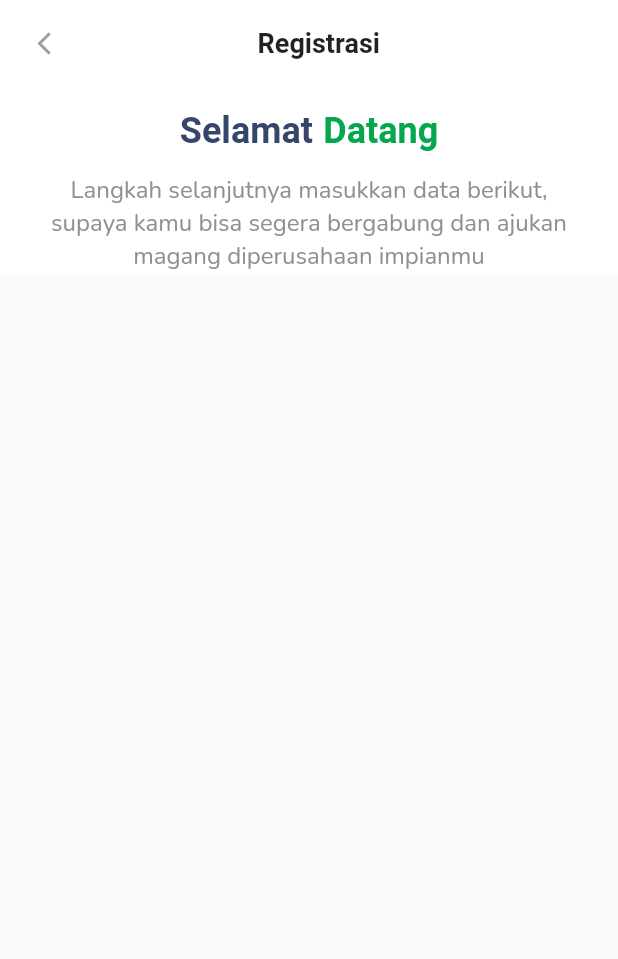
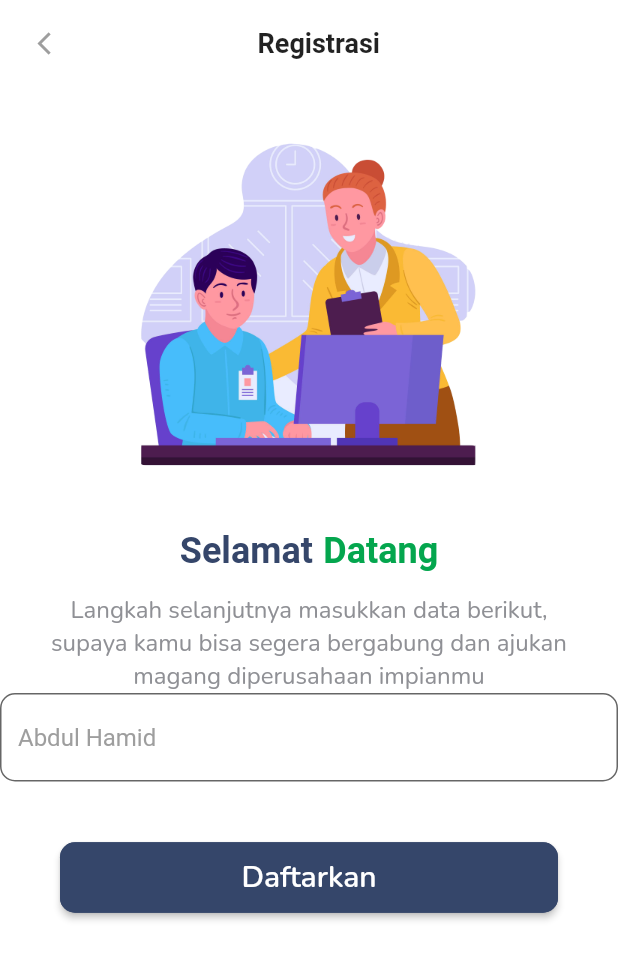
Before and after one commit to solehfuddin/InternApp, a Flutter app: the screen it shows after launch, after a tap on "Ayo Mulai", on a phone screen of 412 x 824 dp. Shown: the top 959 px of the screen. Run offline on Flutter 3.47's test engine with Material 2 defaults, Android fonts, the phone set to English and light mode, and no system bars.

Commit message:
Edit image internship dan penambahan input widget

```diff
--- a/lib/screen/Login.dart
+++ b/lib/screen/Login.dart
@@ -1,7 +1,10 @@
 import 'package:flutter/material.dart';
 import 'package:internship_app/widget/WidgetAppbar.dart';
+import 'package:internship_app/widget/WidgetDynamicButton.dart';
 import 'package:internship_app/widget/WidgetIntroContent.dart';
+import 'package:internship_app/widget/WidgetIntroImage.dart';
 import 'package:internship_app/widget/WidgetIntroTitle.dart';
+import 'package:internship_app/widget/WidgetTextInput.dart';
 
 class LoginScreen extends StatefulWidget {
   @override
@@ -25,8 +28,13 @@ class _LoginScreenState extends State<LoginScreen> {
                     Navigator.pop(context);
                   },
                 ),
+                WidgetIntroImage(
+                  imgWidth: 250,
+                  imgHeight: 250,
+                  localImg: 'images/internship.png',
+                ),
                 WidgetIntroTitle(
-                  spaceTop: 15,
+                  spaceTop: 5,
                   spaceLine: 7,
                   fontSize: 24,
                   primaryColor: Color(0xff35466A),
@@ -38,12 +46,26 @@ class _LoginScreenState extends State<LoginScreen> {
                 SizedBox(height: 15),
                 WidgetIntroContent(
                   description:
-                  'Langkah selanjutnya masukkan data berikut, supaya kamu bisa segera bergabung dan ajukan magang diperusahaan impianmu',
+                      'Langkah selanjutnya masukkan data berikut, supaya kamu bisa segera bergabung dan ajukan magang diperusahaan impianmu',
                   fontSize: 16,
                   fontFamily: 'Nunito',
                   fontWeight: FontWeight.w400,
                   fontColor: Color(0xff8F9095),
                 ),
+                WidgetTextInput(),
+                WidgetDynamicButton(
+                  outerPadding: 40,
+                  innerPadding: 10,
+                  fontSize: 20,
+                  borderRadius: 10,
+                  bgColor: Color(0xff35466A),
+                  borderColor: Color(0xff35466A),
+                  fontFamily: 'Nunito',
+                  fontWeight: FontWeight.w600,
+                  fontColor: Colors.white,
+                  title: "Daftarkan",
+                  onPressed: () {},
+                )
               ],
             ),
           ),
--- /dev/null
+++ b/lib/widget/WidgetTextInput.dart
@@ -0,0 +1,25 @@
+import 'package:flutter/material.dart';
+
+class WidgetTextInput extends StatefulWidget {
+  @override
+  _WidgetTextInputState createState() => _WidgetTextInputState();
+}
+
+class _WidgetTextInputState extends State<WidgetTextInput> {
+  @override
+  Widget build(BuildContext context) {
+    return TextField(
+      decoration: InputDecoration(
+        border: OutlineInputBorder(
+          borderRadius: BorderRadius.all(
+            Radius.circular(10.0),
+          ),
+        ),
+        filled: true,
+        hintStyle: TextStyle(color: Colors.grey),
+        hintText: "Abdul Hamid",
+        fillColor: Colors.white,
+      ),
+    );
+  }
+}
```
Also changed, not shown: images/internship.jpg (deleted), images/internship.png (added).
